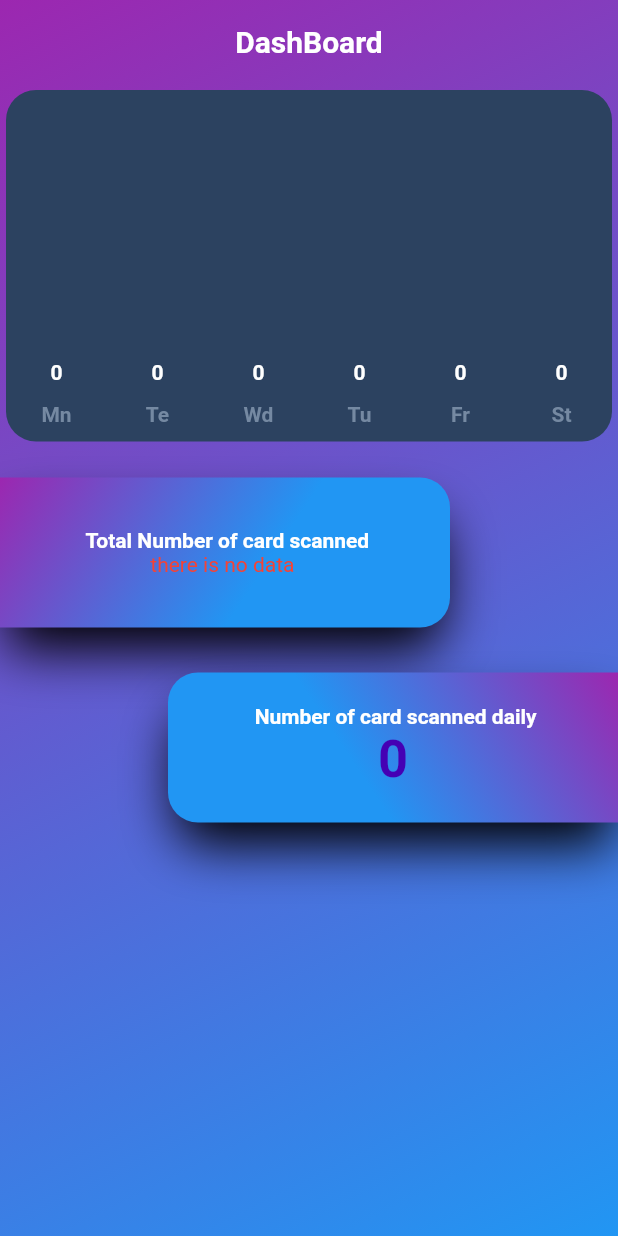
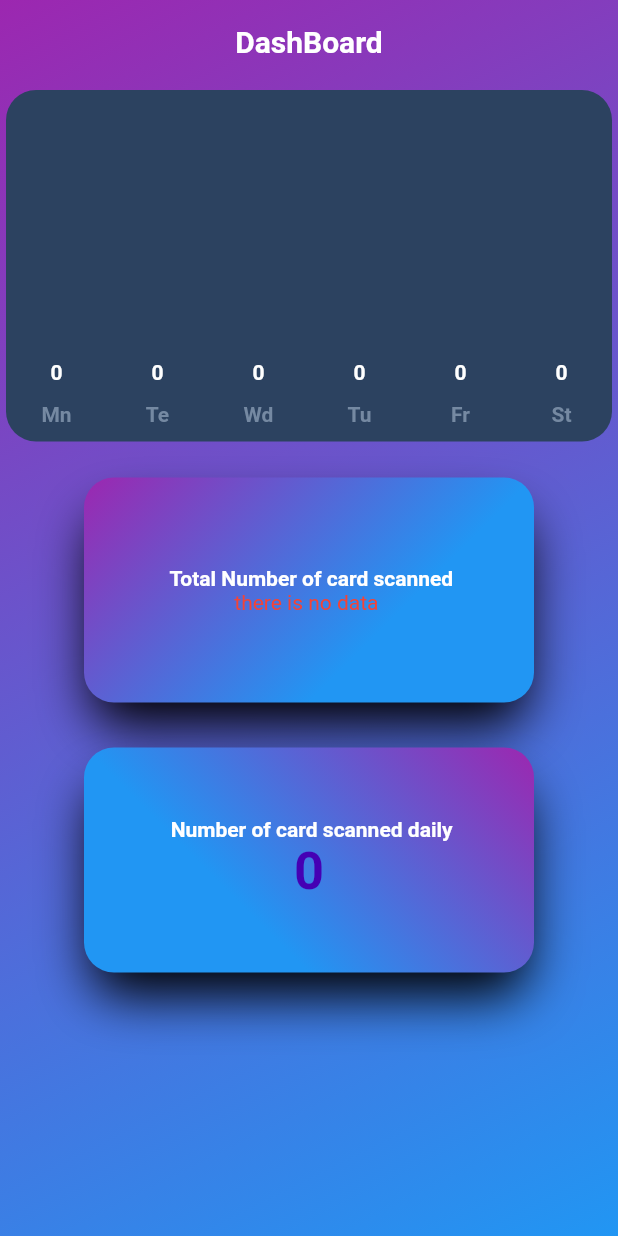
Before and after one commit to dalijp147/Scanner-app, a Flutter app: the DachBoard screen opened by its route, on a phone screen of 412 x 824 dp. Run offline on Flutter 3.47's test engine with Material 2 defaults, Android fonts, the phone set to English and light mode, and no system bars; drawn by our look-alikes of fl_chart; our stand-ins replace charts_flutter, cloud_firestore, curved_navigation_bar, firebase_auth, firebase_core, lottie and 2 more; missing offline and left inert: animated_round_button_flutter, nfc_manager; accounts and stored records are empty; network calls fail.

Commit message:
final commit

```diff
--- a/scanner_app/lib/providers/scan.dart
+++ b/scanner_app/lib/providers/scan.dart
@@ -4,6 +4,7 @@ import 'package:flutter/material.dart';
 class SCan {
   final int id;
   final int scannum;
+
   SCan({
     required this.id,
     required this.scannum,
--- a/scanner_app/lib/screens/dachboard.dart
+++ b/scanner_app/lib/screens/dachboard.dart
@@ -63,16 +63,18 @@ class _DachBoardState extends State<DachBoard> {
                 ),*/
 
                 Row(
-                  mainAxisAlignment: MainAxisAlignment.start,
+                  mainAxisAlignment: MainAxisAlignment.center,
                   children: [
                     Container(
-                      height: 100,
+                      height: 150,
                       width: 300,
                       decoration: BoxDecoration(
                         color: Colors.white,
                         borderRadius: BorderRadius.only(
                           topRight: Radius.circular(20),
                           bottomRight: Radius.circular(20),
+                          topLeft: Radius.circular(20),
+                          bottomLeft: Radius.circular(20),
                         ),
                         boxShadow: [
                           BoxShadow(
@@ -125,16 +127,18 @@ class _DachBoardState extends State<DachBoard> {
                   height: 30,
                 ),
                 Row(
-                  mainAxisAlignment: MainAxisAlignment.end,
+                  mainAxisAlignment: MainAxisAlignment.center,
                   children: [
                     Container(
-                      height: 100,
+                      height: 150,
                       width: 300,
                       decoration: BoxDecoration(
                         color: Colors.white,
                         borderRadius: BorderRadius.only(
                           topLeft: Radius.circular(20),
                           bottomLeft: Radius.circular(20),
+                          topRight: Radius.circular(20),
+                          bottomRight: Radius.circular(20),
                         ),
                         boxShadow: [
                           BoxShadow(
```
